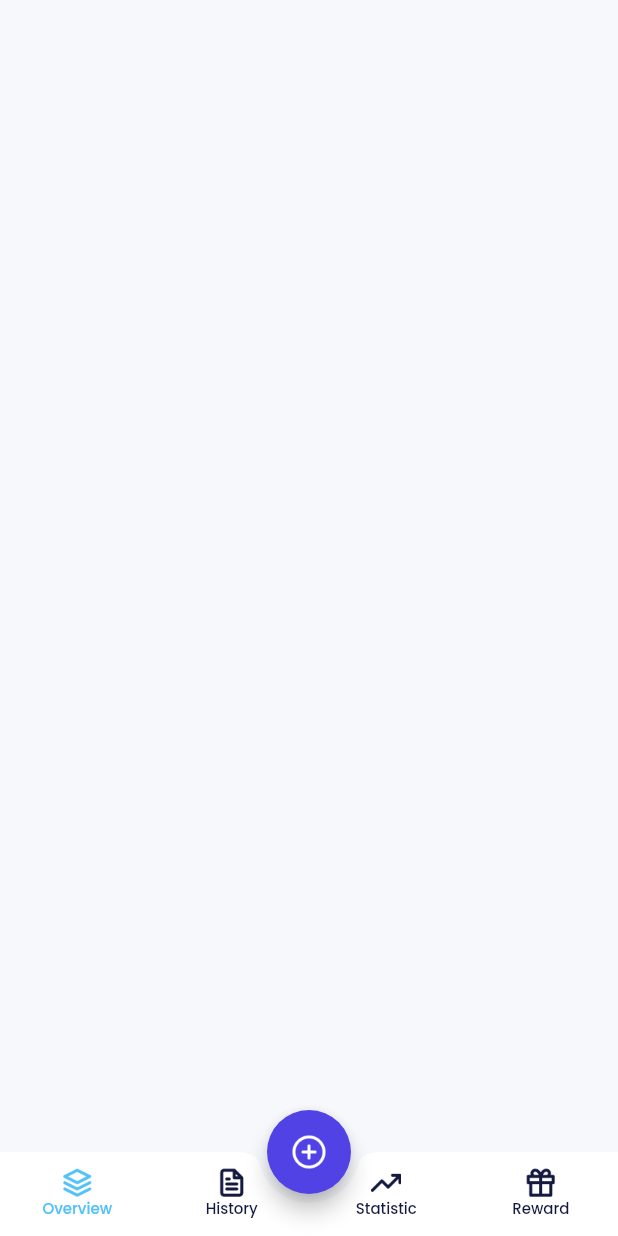
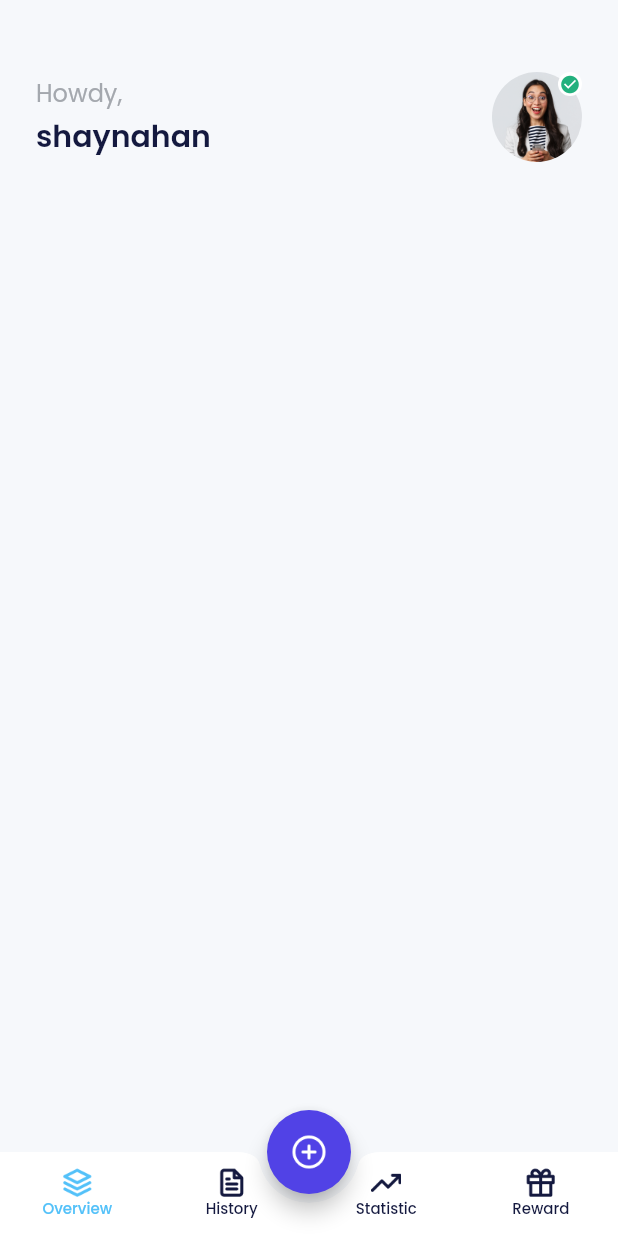
Before and after one commit to setiyonore/bank_sha, a Flutter app: the HomePage screen opened by its route, on a phone screen of 412 x 824 dp. Run offline on Flutter 3.47's test engine with Material 2 defaults, Android fonts, the phone set to English and light mode, and no system bars; our stand-ins replace carousel_slider, google_fonts; missing offline and left inert: dart:ffi.

```diff
--- a/lib/ui/pages/home_page.dart
+++ b/lib/ui/pages/home_page.dart
@@ -72,6 +72,79 @@ class HomePage extends StatelessWidget {
         ),
       ),
       floatingActionButtonLocation: FloatingActionButtonLocation.centerDocked,
+      body: ListView(
+        padding: const EdgeInsets.symmetric(
+          vertical: 8,
+          horizontal: 24,
+        ),
+        children: [
+          buildProfile(),
+        ],
+      ),
+    );
+  }
+
+  Widget buildProfile() {
+    return Container(
+      margin: const EdgeInsets.only(
+        top: 40,
+      ),
+      child: Row(
+        mainAxisAlignment: MainAxisAlignment.spaceBetween,
+        children: [
+          Column(
+            crossAxisAlignment: CrossAxisAlignment.start,
+            children: [
+              Text(
+                'Howdy,',
+                style: greyTextStyle.copyWith(
+                  fontSize: 16,
+                ),
+              ),
+              const SizedBox(
+                height: 2,
+              ),
+              Text(
+                'shaynahan',
+                style: blackTextStyle.copyWith(
+                  fontSize: 20,
+                  fontWeight: semiBold,
+                ),
+              ),
+            ],
+          ),
+          Container(
+            width: 60,
+            height: 60,
+            decoration: const BoxDecoration(
+              shape: BoxShape.circle,
+              image: DecorationImage(
+                image: AssetImage(
+                  'assets/img_profile.png',
+                ),
+              ),
+            ),
+            child: Align(
+              alignment: Alignment.topRight,
+              child: Container(
+                width: 16,
+                height: 16,
+                decoration: BoxDecoration(
+                  shape: BoxShape.circle,
+                  color: whiteColor,
+                ),
+                child: Center(
+                  child: Icon(
+                    Icons.check_circle,
+                    color: greenColor,
+                    size: 14,
+                  ),
+                ),
+              ),
+            ),
+          ),
+        ],
+      ),
     );
   }
 }
```
